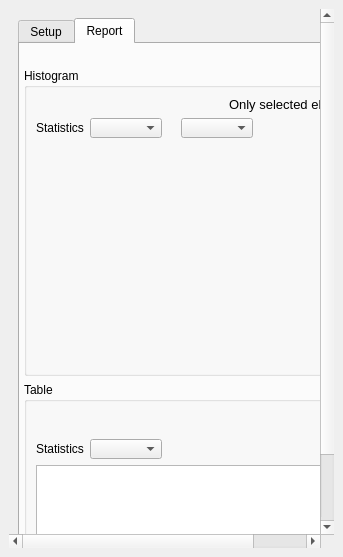
Before: the Qt Designer form ui/queries/qgisred_statisticsandgraphs_dock.ui in qgisred/QGISRed, drawn with Qt 5.
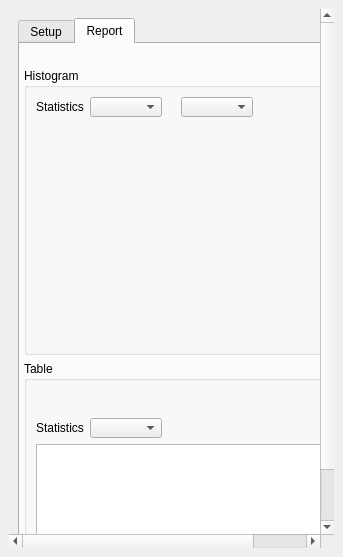
After: the same form once the commit is applied. The open tabs and pages were chosen to show the change. Custom widgets are drawn as their Qt base class.

Commit message: [Statistics] use selections from Inputs and Results layers and show filter note

Patch:
```diff
--- a/ui/queries/qgisred_statisticsandgraphs_dock.ui
+++ b/ui/queries/qgisred_statisticsandgraphs_dock.ui
@@ -685,21 +685,6 @@
               <layout class="QVBoxLayout" name="verticalLayout_stats">
                <item>
                 <layout class="QVBoxLayout" name="verticalLayout_2">
-                 <item>
-                  <widget class="QLabel" name="labelOnlySelectedElements">
-                   <property name="font">
-                    <font>
-                     <pointsize>10</pointsize>
-                    </font>
-                   </property>
-                   <property name="text">
-                    <string>Only selected elements</string>
-                   </property>
-                   <property name="alignment">
-                    <set>Qt::AlignRight|Qt::AlignVCenter</set>
-                   </property>
-                  </widget>
-                 </item>
                  <item>
                   <layout class="QHBoxLayout" name="horizontalLayoutStatistic">
                    <property name="spacing">
```
Left out of the diff: 16 changed lines with no effect on the pictures. The commit also changes 1 other file.
